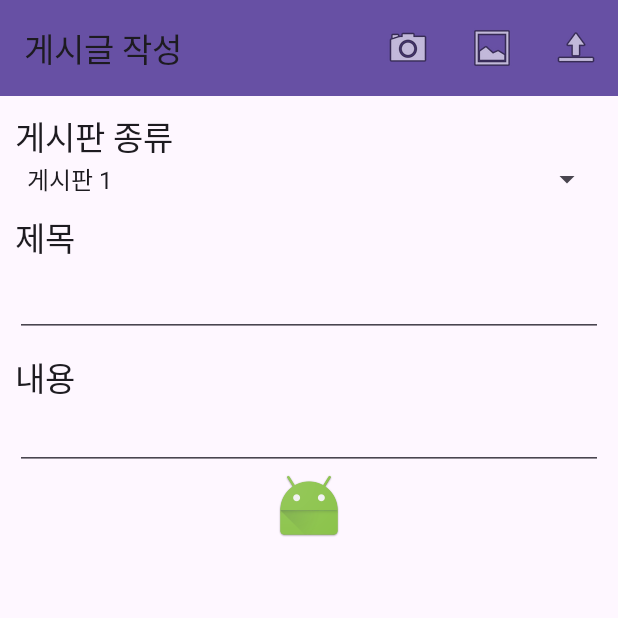
After one commit to sunflow-er/community-app, an Android app: the fragment BoardWriteFragment placed in its activity, on a phone screen of 412 x 824 dp, the top half of it. The commit adds this screen. Run offline under Robolectric (Android 15) with nearby library versions, the phone set to English and light mode, and no system bars.

Commit message:
board_write

```diff
--- a/app/src/main/java/org/javaapp/communityapp/BoardMainActivity.kt
+++ b/app/src/main/java/org/javaapp/communityapp/BoardMainActivity.kt
@@ -28,6 +28,9 @@ class BoardMainActivity : AppCompatActivity() {
             "board_read" -> {
                 currentFragment = BoardReadFragment()
             }
+            "board_write" -> {
+                currentFragment = BoardWriteFragment()
+            }
         }
 
         val trans = supportFragmentManager.beginTransaction()
--- a/app/src/main/java/org/javaapp/communityapp/BoardMainFragment.kt
+++ b/app/src/main/java/org/javaapp/communityapp/BoardMainFragment.kt
@@ -43,6 +43,11 @@ class BoardMainFragment : Fragment() {
                     boardListBuilder.setItems(boardListData, null)
                     boardListBuilder.show()
                     // 작업했음 -> true / 작업안했음 -> flase 반환
+                    true
+                }
+                R.id.board_main_menu_write -> {
+                    val act = activity as BoardMainActivity
+                    act.fragmentController("board_write", true, true)
                     true
                 }
                 else -> false
--- /dev/null
+++ b/app/src/main/java/org/javaapp/communityapp/BoardWriteFragment.kt
@@ -0,0 +1,55 @@
+package org.javaapp.communityapp
+
+import android.os.Bundle
+import androidx.fragment.app.Fragment
+import android.view.LayoutInflater
+import android.view.View
+import android.view.ViewGroup
+import android.widget.ArrayAdapter
+import org.javaapp.communityapp.databinding.FragmentBoardMainBinding
+import org.javaapp.communityapp.databinding.FragmentBoardWriteBinding
+
+class BoardWriteFragment : Fragment() {
+
+    lateinit var  boardWriteFragmentBinding : FragmentBoardWriteBinding
+
+    val spinner_data = arrayOf("게시판 1", "게시판 2", "게시판 3", "게시판 4")
+
+    override fun onCreate(savedInstanceState: Bundle?) {
+        super.onCreate(savedInstanceState)
+    }
+
+    override fun onCreateView(
+        inflater: LayoutInflater, container: ViewGroup?,
+        savedInstanceState: Bundle?
+    ): View? {
+        // Inflate the layout for this fragment
+        boardWriteFragmentBinding = FragmentBoardWriteBinding.inflate(inflater)
+        boardWriteFragmentBinding.boardWriteToolbar.title = "게시글 작성"
+        boardWriteFragmentBinding.boardWriteToolbar.inflateMenu(R.menu.board_write_menu)
+        boardWriteFragmentBinding.boardWriteToolbar.setOnMenuItemClickListener {
+            when (it.itemId) {
+                R.id.board_write_menu_camera -> {
+                    true
+                }
+                R.id.board_write_menu_gallery -> {
+                    true
+                }
+                R.id.board_write_menu_upload -> {
+                    val act = activity as BoardMainActivity
+                    act.fragmentRemoveBackStack("board_write")
+                    act.fragmentController("board_read", true, true)
+                    true
+                }
+                else -> false
+            }
+        }
+
+        val spinnerAdapter = ArrayAdapter(requireContext(), android.R.layout.simple_spinner_item, spinner_data)
+        spinnerAdapter.setDropDownViewResource(android.R.layout.simple_spinner_dropdown_item)
+        boardWriteFragmentBinding.boardWriteType.adapter = spinnerAdapter
+
+        return boardWriteFragmentBinding.root
+    }
+
+}
--- /dev/null
+++ b/app/src/main/res/layout/fragment_board_write.xml
@@ -0,0 +1,87 @@
+<?xml version="1.0" encoding="utf-8"?>
+<LinearLayout xmlns:android="http://schemas.android.com/apk/res/android"
+    xmlns:app="http://schemas.android.com/apk/res-auto"
+    xmlns:tools="http://schemas.android.com/tools"
+    android:layout_width="match_parent"
+    android:layout_height="match_parent"
+    android:orientation="vertical"
+    tools:context=".BoardWriteFragment" >
+
+    <androidx.appcompat.widget.Toolbar
+        android:id="@+id/board_write_toolbar"
+        android:layout_width="match_parent"
+        android:layout_height="wrap_content"
+        android:background="?attr/colorPrimary"
+        android:minHeight="?attr/actionBarSize"
+        android:theme="?attr/actionBarTheme" />
+
+    <ScrollView
+        android:layout_width="match_parent"
+        android:layout_height="match_parent">
+
+        <LinearLayout
+            android:layout_width="match_parent"
+            android:layout_height="wrap_content"
+            android:orientation="vertical"
+            android:padding="10dp">
+
+            <TextView
+                android:id="@+id/textView6"
+                android:layout_width="match_parent"
+                android:layout_height="wrap_content"
+                android:text="게시판 종류"
+                android:textAppearance="@style/TextAppearance.AppCompat.Large" />
+
+            <Spinner
+                android:id="@+id/board_write_type"
+                android:layout_width="match_parent"
+                android:layout_height="wrap_content" />
+
+            <Space
+                android:layout_width="match_parent"
+                android:layout_height="10dp" />
+
+            <TextView
+                android:id="@+id/textView8"
+                android:layout_width="match_parent"
+                android:layout_height="wrap_content"
+                android:text="제목"
+                android:textAppearance="@style/TextAppearance.AppCompat.Large" />
+
+            <EditText
+                android:id="@+id/board_write_subject"
+                android:layout_width="match_parent"
+                android:layout_height="wrap_content"
+                android:ems="10"
+                android:inputType="text"
+                android:textAppearance="@style/TextAppearance.AppCompat.Large" />
+
+            <Space
+                android:layout_width="match_parent"
+                android:layout_height="10dp" />
+
+            <TextView
+                android:id="@+id/textView10"
+                android:layout_width="match_parent"
+                android:layout_height="wrap_content"
+                android:text="내용"
+                android:textAppearance="@style/TextAppearance.AppCompat.Large" />
+
+            <EditText
+                android:id="@+id/board_write_text"
+                android:layout_width="match_parent"
+                android:layout_height="wrap_content"
+                android:ems="10"
+                android:gravity="start|top"
+                android:inputType="textMultiLine" />
+
+            <ImageView
+                android:id="@+id/board_write_image"
+                android:layout_width="match_parent"
+                android:layout_height="wrap_content"
+                android:src="@android:mipmap/sym_def_app_icon" />
+
+        </LinearLayout>
+    </ScrollView>
+
+</LinearLayout>
--- a/app/src/main/res/menu/board_main_menu.xml
+++ b/app/src/main/res/menu/board_main_menu.xml
@@ -7,4 +7,9 @@
         android:icon="@android:drawable/ic_menu_more"
         android:title="게시판 목록"
         app:showAsAction="always" />
+    <item
+        android:id="@+id/board_main_menu_write"
+        android:icon="@android:drawable/ic_menu_edit"
+        android:title="글 작성하기"
+        app:showAsAction="always" />
 </menu>
--- /dev/null
+++ b/app/src/main/res/menu/board_write_menu.xml
@@ -0,0 +1,24 @@
+<?xml version="1.0" encoding="utf-8"?>
+<menu xmlns:app="http://schemas.android.com/apk/res-auto"
+    xmlns:android="http://schemas.android.com/apk/res/android">
+
+    <item
+        android:id="@+id/board_write_menu_camera"
+        android:icon="@android:drawable/ic_menu_camera"
+        android:title="카메라"
+        app:showAsAction="always" />
+    <item
+        android:id="@+id/board_write_menu_gallery"
+        android:layout_width="wrap_content"
+        android:layout_height="wrap_content"
+        android:icon="@android:drawable/ic_menu_gallery"
+        android:title="갤러리"
+        app:showAsAction="always" />
+    <item
+        android:id="@+id/board_write_menu_upload"
+        android:layout_width="wrap_content"
+        android:layout_height="wrap_content"
+        android:icon="@android:drawable/ic_menu_upload"
+        android:title="작성 완료"
+        app:showAsAction="always" />
+</menu>
```
